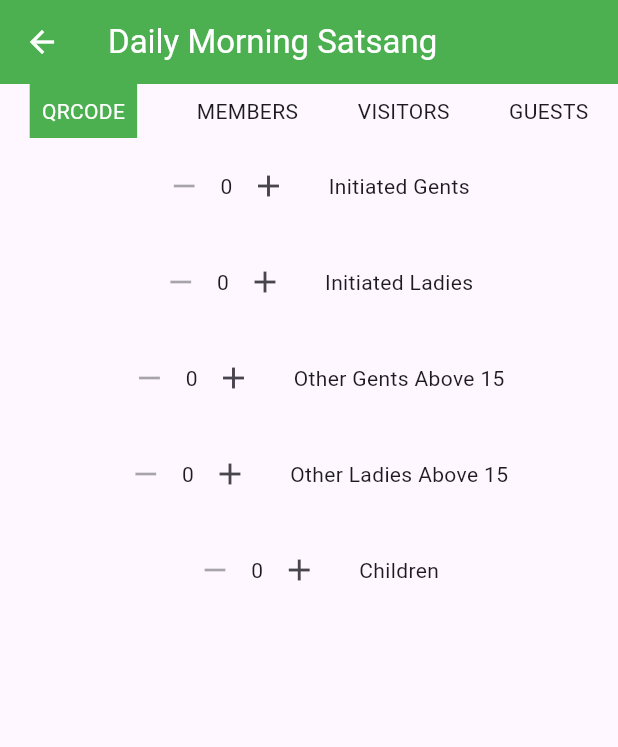
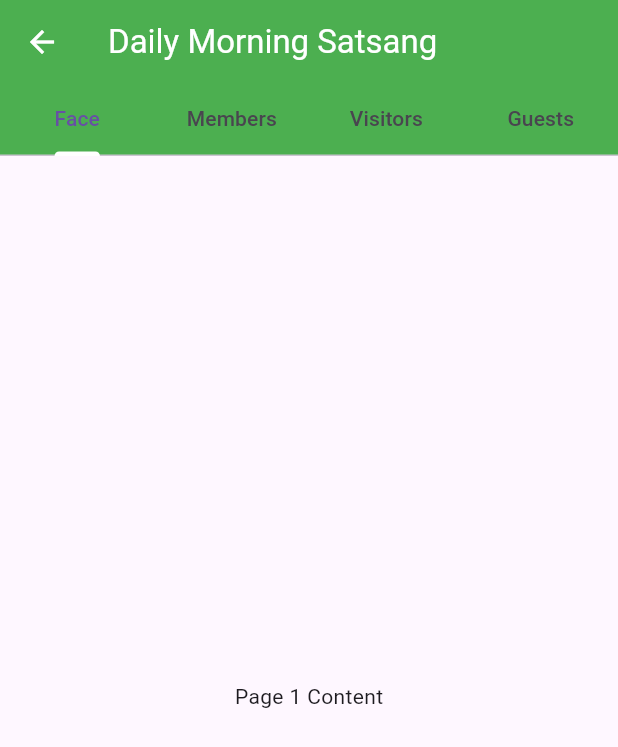
Before and after one commit to nihalsaran/sncapp, a Flutter app: the SatsangScreen screen opened directly, after a tap on "Daily Morning Satsang", on a phone screen of 412 x 824 dp. Shown: the top 747 px of the screen. Run offline on Flutter 3.47's test engine with Material 3 defaults, Android fonts, the light colour scheme and no system bars; our stand-ins replace cloud_firestore, firebase_auth, firebase_core; accounts and stored records are empty.

Commit message:
Tab navigation added

```diff
--- /dev/null
+++ b/lib/DailyMorningSatsang/Dailymor.dart
@@ -0,0 +1,72 @@
+import 'package:flutter/material.dart';
+import 'package:sncapp/DailyMorningSatsang/QRcode.dart';
+import 'package:sncapp/DailyMorningSatsang/Members.dart';
+import 'package:sncapp/DailyMorningSatsang/visitors.dart';
+import 'package:sncapp/DailyMorningSatsang/guests.dart';
+
+void main() {
+  runApp(Dailymorning());
+}
+
+class Dailymorning extends StatefulWidget {
+  @override
+  _DailymorningState createState() => _DailymorningState();
+}
+
+class _DailymorningState extends State<Dailymorning> with SingleTickerProviderStateMixin {
+  late TabController _tabController;
+
+  @override
+  void initState() {
+    super.initState();
+    _tabController = TabController(length: 4, vsync: this); // Increased length to 4
+  }
+
+  @override
+  Widget build(BuildContext context) {
+    return MaterialApp(
+      debugShowCheckedModeBanner: false,
+      title: 'Daily Morning Satsang',
+      home: Scaffold(
+        appBar: AppBar(
+          leading: IconButton(
+            icon: Icon(Icons.arrow_back, color: Colors.white),
+            onPressed: () {
+              Navigator.pop(context);
+            },
+          ),
+          title: Text(
+            'Daily Morning Satsang',
+            style: TextStyle(color: Colors.white),
+          ),
+          backgroundColor: Colors.green,
+          bottom: TabBar(
+            controller: _tabController,
+            tabs: [
+              Tab(text: 'Face'),
+              Tab(text: 'Members'),
+              Tab(text: 'Visitors'),
+              Tab(text: 'Guests'), // Added Tab for the fourth page
+            ],
+            indicatorColor: Colors.white,
+          ),
+        ),
+        body: TabBarView(
+          controller: _tabController,
+          children: [
+            Page1(),
+            Page2(),
+            Page3(),
+            Page4(),
+          ],
+        ),
+      ),
+    );
+  }
+
+  @override
+  void dispose() {
+    _tabController.dispose();
+    super.dispose();
+  }
+}
--- a/lib/DailyMorningSatsang/Members.dart
+++ b/lib/DailyMorningSatsang/Members.dart
@@ -1,103 +1,11 @@
+// page2.dart
 import 'package:flutter/material.dart';
 
-void main() {
-  runApp(MembersPage());
-}
-
-class MembersPage extends StatelessWidget {
+class Page2 extends StatelessWidget {
   @override
   Widget build(BuildContext context) {
-    return MaterialApp(
-      debugShowCheckedModeBanner: false,
-      title: 'Daily Morning Satsang',
-      home: Scaffold(
-        appBar: AppBar(
-          leading: IconButton(
-            icon: Icon(Icons.arrow_back, color: Colors.white),
-            onPressed: () {
-              Navigator.pop(context);
-            },
-          ),
-          title: Text(
-            'Daily Morning Satsang',
-            style: TextStyle(color: Colors.white),
-          ),
-          backgroundColor: Colors.green,
-        ),
-        body: Column(
-          children: [
-            Row(
-              mainAxisAlignment: MainAxisAlignment.spaceAround,
-              children: [
-                Container(
-                  color: Colors.green, // Add green color here
-                  padding: EdgeInsets.all(8.0),
-                  child: Text(
-                    'QRCODE',
-                    style: TextStyle(color: Colors.white),
-                  ),
-                ),
-                Text('MEMBERS'),
-                Text('VISITORS'),
-                Text('GUESTS'),
-              ],
-            ),
-            CounterRow(title: 'Initiated Gents'),
-            CounterRow(title: 'Initiated Ladies'),
-            CounterRow(title: 'Other Gents Above 15'),
-            CounterRow(title: 'Other Ladies Above 15'),
-            CounterRow(title: 'Children'),
-          ],
-        ),
-      ),
+    return Center(
+      child: Text('Page 2 Content'),
     );
   }
 }
-
-class CounterRow extends StatefulWidget {
-  final String title;
-
-  CounterRow({required this.title});
-
-  @override
-  _CounterRowState createState() => _CounterRowState();
-}
-
-class _CounterRowState extends State<CounterRow> {
-  int _counter = 0;
-
-  void _incrementCounter() {
-    setState(() {
-      _counter++;
-    });
-  }
-
-  void _decrementCounter() {
-    setState(() {
-      _counter--;
-    });
-  }
-
-  @override
-  Widget build(BuildContext context) {
-    return Padding(
-      padding: const EdgeInsets.all(8.0),
-      child: Row(
-        mainAxisAlignment: MainAxisAlignment.center,
-        children: [
-          IconButton(
-            icon: Icon(Icons.remove),
-            onPressed: _counter > 0 ? _decrementCounter : null,
-          ),
-          Text('$_counter'),
-          IconButton(
-            icon: Icon(Icons.add),
-            onPressed: _incrementCounter,
-          ),
-          SizedBox(width: 16),
-          Text(widget.title),
-        ],
-      ),
-    );
-  }
-}
--- a/lib/DailyMorningSatsang/QRcode.dart
+++ b/lib/DailyMorningSatsang/QRcode.dart
@@ -0,0 +1,11 @@
+// page1.dart
+import 'package:flutter/material.dart';
+
+class Page1 extends StatelessWidget {
+  @override
+  Widget build(BuildContext context) {
+    return Center(
+      child: Text('Page 1 Content'),
+    );
+  }
+}
--- a/lib/DailyMorningSatsang/guests.dart
+++ b/lib/DailyMorningSatsang/guests.dart
@@ -0,0 +1,11 @@
+// page4.dart
+import 'package:flutter/material.dart';
+
+class Page4 extends StatelessWidget {
+  @override
+  Widget build(BuildContext context) {
+    return Center(
+      child: Text('Page 4 Content'),
+    );
+  }
+}
--- a/lib/DailyMorningSatsang/visitors.dart
+++ b/lib/DailyMorningSatsang/visitors.dart
@@ -0,0 +1,11 @@
+// page3.dart
+import 'package:flutter/material.dart';
+
+class Page3 extends StatelessWidget {
+  @override
+  Widget build(BuildContext context) {
+    return Center(
+      child: Text('Page 3 Content'),
+    );
+  }
+}
--- a/lib/Satsang.dart
+++ b/lib/Satsang.dart
@@ -1,6 +1,6 @@
 import 'package:flutter/material.dart';
 import 'HomePage.dart';
-import 'package:sncapp/DailyMorningSatsang/Members.dart'; // Import the MembersPage.dart file
+import 'package:sncapp/DailyMorningSatsang/Dailymor.dart'; // Import the MembersPage.dart file
 
 void main() {
   runApp(SatsangPage());
@@ -87,7 +87,7 @@ class _SatsangScreenState extends State<SatsangScreen> {
                 // Navigate to MembersPage.dart
                 Navigator.push(
                   context,
-                  MaterialPageRoute(builder: (context) => MembersPage()),
+                  MaterialPageRoute(builder: (context) => Dailymorning()),
                 );
               },
             ),
```
